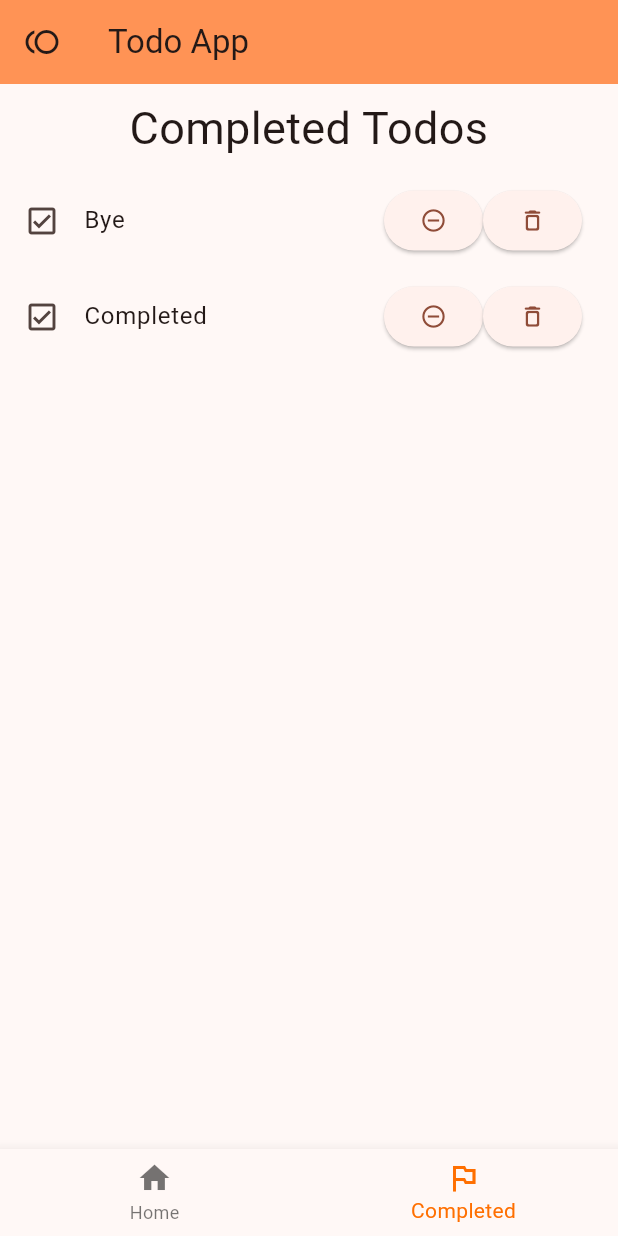
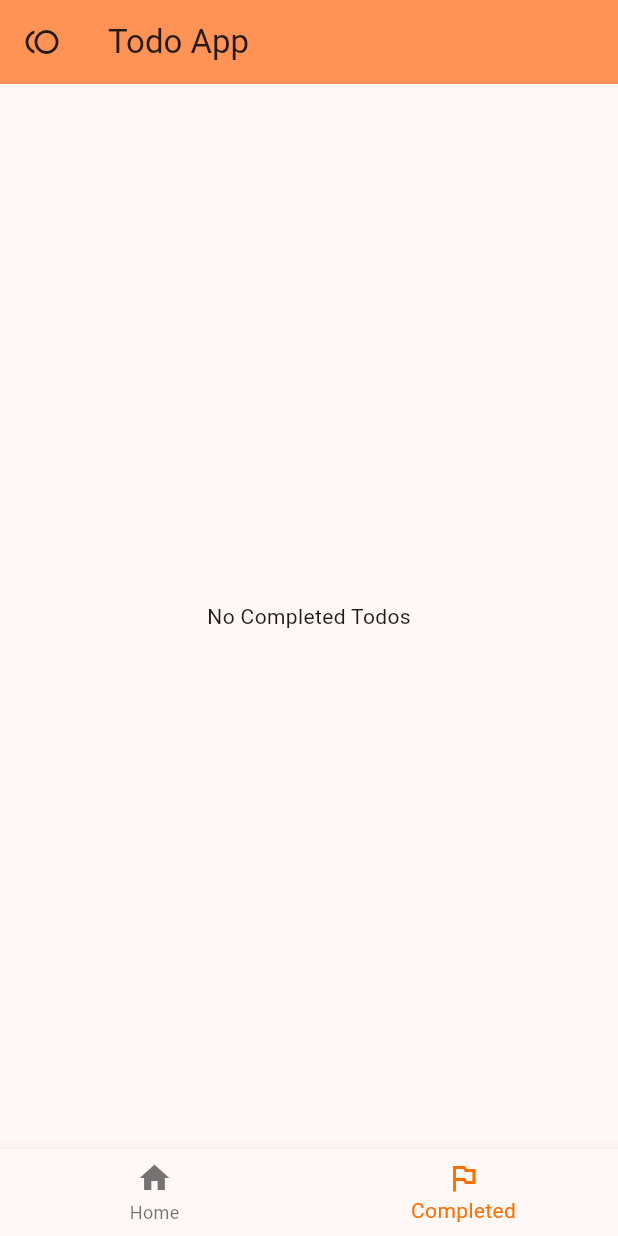
Before and after one commit to Santho-sh/flutter-todo-app, a Flutter app: the screen it shows after launch, item 2 of the bottom bar chosen, on a phone screen of 412 x 824 dp. Run offline on Flutter 3.47's test engine with Material 2 defaults, Android fonts, the phone set to English and light mode, and no system bars.

Commit message:
add button size change and gap btw button

```diff
--- a/lib/active_todos.dart
+++ b/lib/active_todos.dart
@@ -95,6 +95,7 @@ class AddTodo extends StatelessWidget {
     var appState = Provider.of<AppState>(context);
 
     return ElevatedButton(
+      style: ElevatedButton.styleFrom(fixedSize: const Size(70, 40)),
       child: const Icon(Icons.add),
       onPressed: () {
         showDialog(
--- a/lib/completed_todos.dart
+++ b/lib/completed_todos.dart
@@ -12,7 +12,7 @@ class CompletedTodos extends StatelessWidget {
     // If Todo list is empty
     if (appState.completedTodos.isEmpty) {
       return const Center(
-        child: Text('No Todos'),
+        child: Text('No Completed Todos'),
       );
     }
 
@@ -53,12 +53,17 @@ class Todo extends StatelessWidget {
         children: [
           Expanded(child: Text(todo)),
           // Mark Uncomplete button
-          ElevatedButton(
-            onPressed: () => appState.markUncomplete(todo),
-            child: const Icon(Icons.remove_circle_outline),
+          Row(
+            children: [
+              ElevatedButton(
+                onPressed: () => appState.markUncomplete(todo),
+                child: const Icon(Icons.remove_circle_outline),
+              ),
+              const SizedBox(width: 10),
+              // Delete button
+              DeleteTodo(todo: todo),
+            ],
           ),
-          // Delete button
-          DeleteTodo(todo: todo),
         ],
       ),
     );
--- a/lib/main.dart
+++ b/lib/main.dart
@@ -28,8 +28,8 @@ class MyApp extends StatelessWidget {
 }
 
 class AppState extends ChangeNotifier {
-  var activeTodos = <String>['Hello', 'Test', 'Tata', 'Test2'];
-  var completedTodos = <String>['Bye', 'Completed'];
+  var activeTodos = <String>[];
+  var completedTodos = <String>[];
 
   void addTodo(String todo) {
     activeTodos.add(todo);
```
